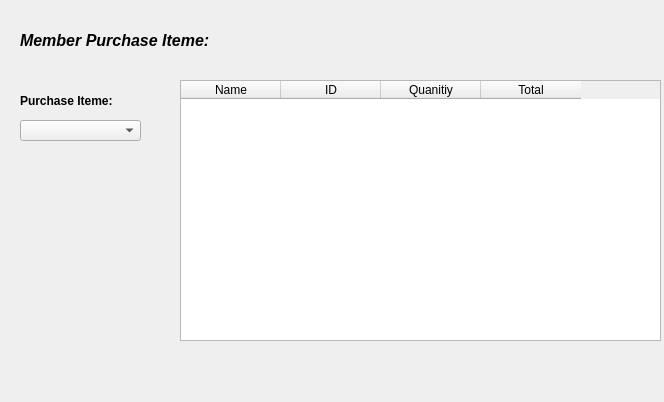
Old version of the form memberpurchase.ui in the repository Ling2251/CS1C-Bulk-Club-Project.
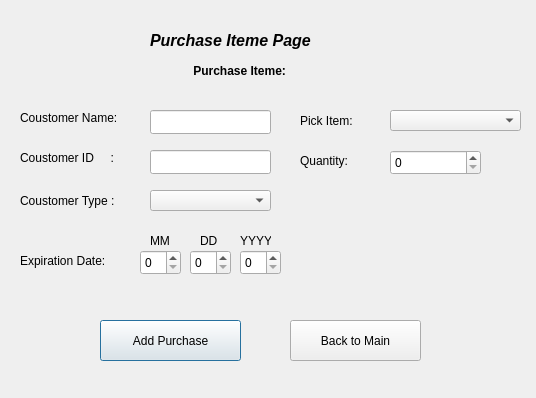
New version of the form.

Patch:
```diff
--- a/memberpurchase.ui
+++ b/memberpurchase.ui
@@ -6,8 +6,8 @@
    <rect>
     <x>0</x>
     <y>0</y>
-    <width>664</width>
-    <height>402</height>
+    <width>536</width>
+    <height>398</height>
    </rect>
   </property>
   <property name="windowTitle">
@@ -16,40 +16,10 @@
   <property name="styleSheet">
    <string notr="true">alternate-background-color: rgb(0, 85, 127);</string>
   </property>
-  <widget class="QTableWidget" name="tableWidget">
-   <property name="geometry">
-    <rect>
-     <x>180</x>
-     <y>80</y>
-     <width>481</width>
-     <height>261</height>
-    </rect>
-   </property>
-   <column>
-    <property name="text">
-     <string>Name</string>
-    </property>
-   </column>
-   <column>
-    <property name="text">
-     <string>ID</string>
-    </property>
-   </column>
-   <column>
-    <property name="text">
-     <string>Quanitiy</string>
-    </property>
-   </column>
-   <column>
-    <property name="text">
-     <string>Total</string>
-    </property>
-   </column>
-  </widget>
   <widget class="QLabel" name="label">
    <property name="geometry">
     <rect>
-     <x>20</x>
+     <x>150</x>
      <y>20</y>
      <width>231</width>
      <height>41</height>
@@ -65,14 +35,14 @@
     </font>
    </property>
    <property name="text">
-    <string>Member Purchase Iteme:</string>
+    <string>Purchase Iteme Page</string>
    </property>
   </widget>
   <widget class="QLabel" name="label_2">
    <property name="geometry">
     <rect>
-     <x>20</x>
-     <y>90</y>
+     <x>170</x>
+     <y>60</y>
      <width>131</width>
      <height>21</height>
     </rect>
@@ -85,17 +55,260 @@
     </font>
    </property>
    <property name="text">
-    <string>Purchase Iteme:</string>
+    <string>       Purchase Iteme:</string>
    </property>
   </widget>
   <widget class="QComboBox" name="comboBox">
    <property name="geometry">
     <rect>
+     <x>150</x>
+     <y>190</y>
+     <width>121</width>
+     <height>21</height>
+    </rect>
+   </property>
+  </widget>
+  <widget class="QSpinBox" name="Quantity">
+   <property name="geometry">
+    <rect>
+     <x>390</x>
+     <y>150</y>
+     <width>91</width>
+     <height>25</height>
+    </rect>
+   </property>
+  </widget>
+  <widget class="QPushButton" name="AddPurchaseButton">
+   <property name="geometry">
+    <rect>
+     <x>100</x>
+     <y>320</y>
+     <width>141</width>
+     <height>41</height>
+    </rect>
+   </property>
+   <property name="text">
+    <string>Add Purchase</string>
+   </property>
+  </widget>
+  <widget class="QLabel" name="label_3">
+   <property name="geometry">
+    <rect>
      <x>20</x>
-     <y>120</y>
+     <y>110</y>
      <width>121</width>
+     <height>16</height>
+    </rect>
+   </property>
+   <property name="font">
+    <font>
+     <pointsize>9</pointsize>
+    </font>
+   </property>
+   <property name="text">
+    <string>Coustomer Name:</string>
+   </property>
+  </widget>
+  <widget class="QLabel" name="label_4">
+   <property name="geometry">
+    <rect>
+     <x>20</x>
+     <y>150</y>
+     <width>121</width>
+     <height>16</height>
+    </rect>
+   </property>
+   <property name="font">
+    <font>
+     <pointsize>9</pointsize>
+    </font>
+   </property>
+   <property name="text">
+    <string>Coustomer ID     : </string>
+   </property>
+  </widget>
+  <widget class="QLabel" name="label_5">
+   <property name="geometry">
+    <rect>
+     <x>20</x>
+     <y>190</y>
+     <width>121</width>
      <height>21</height>
     </rect>
+   </property>
+   <property name="font">
+    <font>
+     <pointsize>9</pointsize>
+    </font>
+   </property>
+   <property name="text">
+    <string>Coustomer Type :</string>
+   </property>
+  </widget>
+  <widget class="QComboBox" name="ItemName">
+   <property name="geometry">
+    <rect>
+     <x>390</x>
+     <y>110</y>
+     <width>131</width>
+     <height>21</height>
+    </rect>
+   </property>
+  </widget>
+  <widget class="QLabel" name="label_6">
+   <property name="geometry">
+    <rect>
+     <x>300</x>
+     <y>110</y>
+     <width>81</width>
+     <height>21</height>
+    </rect>
+   </property>
+   <property name="font">
+    <font>
+     <pointsize>9</pointsize>
+    </font>
+   </property>
+   <property name="text">
+    <string>Pick Item:</string>
+   </property>
+  </widget>
+  <widget class="QLabel" name="label_7">
+   <property name="geometry">
+    <rect>
+     <x>300</x>
+     <y>150</y>
+     <width>81</width>
+     <height>21</height>
+    </rect>
+   </property>
+   <property name="font">
+    <font>
+     <pointsize>9</pointsize>
+    </font>
+   </property>
+   <property name="text">
+    <string>Quantity:</string>
+   </property>
+  </widget>
+  <widget class="QLabel" name="label_8">
+   <property name="geometry">
+    <rect>
+     <x>20</x>
+     <y>250</y>
+     <width>111</width>
+     <height>21</height>
+    </rect>
+   </property>
+   <property name="font">
+    <font>
+     <pointsize>9</pointsize>
+    </font>
+   </property>
+   <property name="text">
+    <string>Expiration Date:</string>
+   </property>
+  </widget>
+  <widget class="QLabel" name="label_9">
+   <property name="geometry">
+    <rect>
+     <x>150</x>
+     <y>230</y>
+     <width>31</width>
+     <height>21</height>
+    </rect>
+   </property>
+   <property name="text">
+    <string>MM</string>
+   </property>
+  </widget>
+  <widget class="QLabel" name="label_10">
+   <property name="geometry">
+    <rect>
+     <x>200</x>
+     <y>230</y>
+     <width>31</width>
+     <height>21</height>
+    </rect>
+   </property>
+   <property name="text">
+    <string>DD</string>
+   </property>
+  </widget>
+  <widget class="QLabel" name="label_11">
+   <property name="geometry">
+    <rect>
+     <x>240</x>
+     <y>230</y>
+     <width>31</width>
+     <height>21</height>
+    </rect>
+   </property>
+   <property name="text">
+    <string>YYYY</string>
+   </property>
+  </widget>
+  <widget class="QLineEdit" name="CoustomerName">
+   <property name="geometry">
+    <rect>
+     <x>150</x>
+     <y>110</y>
+     <width>121</width>
+     <height>24</height>
+    </rect>
+   </property>
+  </widget>
+  <widget class="QLineEdit" name="CoustomerID">
+   <property name="geometry">
+    <rect>
+     <x>150</x>
+     <y>150</y>
+     <width>121</width>
+     <height>24</height>
+    </rect>
+   </property>
+  </widget>
+  <widget class="QSpinBox" name="MonthTime">
+   <property name="geometry">
+    <rect>
+     <x>140</x>
+     <y>250</y>
+     <width>41</width>
+     <height>25</height>
+    </rect>
+   </property>
+  </widget>
+  <widget class="QSpinBox" name="DateTime">
+   <property name="geometry">
+    <rect>
+     <x>190</x>
+     <y>250</y>
+     <width>41</width>
+     <height>25</height>
+    </rect>
+   </property>
+  </widget>
+  <widget class="QSpinBox" name="YearTime">
+   <property name="geometry">
+    <rect>
+     <x>240</x>
+     <y>250</y>
+     <width>41</width>
+     <height>25</height>
+    </rect>
+   </property>
+  </widget>
+  <widget class="QPushButton" name="BackToMainButton">
+   <property name="geometry">
+    <rect>
+     <x>290</x>
+     <y>320</y>
+     <width>131</width>
+     <height>41</height>
+    </rect>
+   </property>
+   <property name="text">
+    <string>Back to Main</string>
    </property>
   </widget>
  </widget>
```
Left out of the diff: 2 changed lines with no effect on the pictures.
